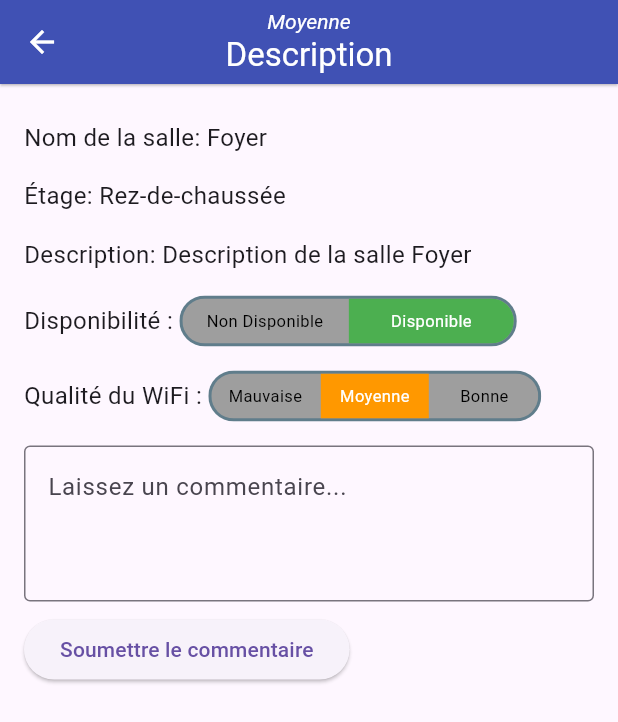
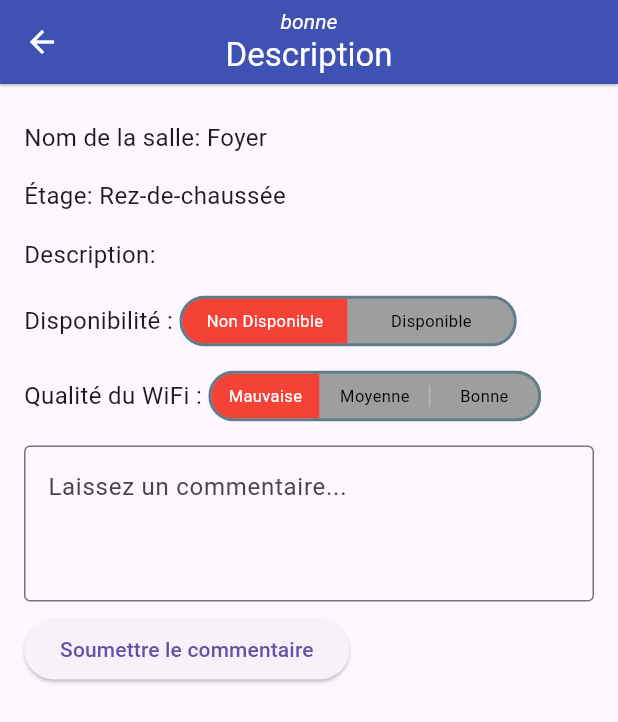
Before and after one commit to Lana487/projet_flutter, a Flutter app: the ChoixSallePage screen opened directly with sample values from the repository, after a tap on an icon or button, on a phone screen of 412 x 824 dp. Shown: the top 722 px of the screen. Run offline on Flutter 3.47's test engine with Material 3 defaults, Android fonts, the phone set to English and light mode, and no system bars; drawn by our look-alikes of toggle_switch; our stand-ins replace cloud_firestore, firebase_core; accounts and stored records are empty.

Commit message:
Modifications sur quelques aspects de codage

```diff
--- a/lib/choix_salle_page.dart
+++ b/lib/choix_salle_page.dart
@@ -38,7 +38,7 @@ class ChoixSallePage extends StatelessWidget {
         itemCount: etage.salles.length,
         itemBuilder: (context, index) {
           return ListTile(
-            title: Text("• ${etage.salles[index]}",
+            title: Text("• ${etage.salles[index].nom}",
                 style: const TextStyle(fontSize: 22, color: Colors.green)),
             onTap: () {
               Navigator.push(
@@ -46,13 +46,12 @@ class ChoixSallePage extends StatelessWidget {
                 MaterialPageRoute(
                     builder: (context) => SalleDetailPage(
                           salle: Salle(
-                            nom: etage.salles[index],
-                            etage: etage.nom,
-                            description:
-                                "Description de la salle ${etage.salles[index]}",
-                            disponibilite: "Disponible",
-                            qualiteWifi: "Moyenne",
+                            nom: etage.salles[index].nom,
+                            description: etage.salles[index].description,
+                            disponibilite: etage.salles[index].disponibilite,
+                            qualiteWifi:etage.salles[index].qualiteWifi,
                           ),
+                          nomEtage: etage.nom,
                         )),
               );
             },
--- a/lib/etage_salle.dart
+++ b/lib/etage_salle.dart
@@ -1,6 +1,8 @@
+import 'package:flutter_appchat/salle.dart';
+
 class Etage {
   final String nom;
-  final List<String> salles;
+  final List<Salle> salles;
 
   Etage({required this.nom, required this.salles});
 }
--- a/lib/main.dart
+++ b/lib/main.dart
@@ -3,6 +3,7 @@ import 'etage_salle.dart';
 import 'choix_salle_page.dart';
 import 'package:firebase_core/firebase_core.dart';
 import 'firebase_options.dart';
+import 'salle.dart';
 
 void main() async {
   WidgetsFlutterBinding.ensureInitialized();
@@ -13,12 +14,10 @@ void main() async {
 }
 // Liste d'étages pour l'exemple
 final List<Etage> etages = [
-  Etage(nom: "Rez-de-chaussée", salles: ["Foyer", "Administration IsFoGEP"]),
-  Etage(nom: "1er Étage", salles: ["Salles 100", "Hall d'entrée escaliers"]),
-  Etage(
-      nom: "2ème Étage",
-      salles: ["Salles 200", "Salles des profs", "Scolarité"]),
-  Etage(nom: "3ème Étage", salles: ["Salles 300", "Administration"]),
+  Etage(nom: "Rez-de-chaussée", salles: [Salle(nom: "Foyer", description:"", disponibilite: "disponible", qualiteWifi:"bonne"),  Salle(nom: "Administration IsFoGEP", description:"", disponibilite: "disponible", qualiteWifi: "Bonne")]),
+  Etage(nom: "1er Étage", salles: [Salle(nom: "Salles 100", description:"Salle de cours", disponibilite: "Disponible", qualiteWifi: "Moyenne"), Salle(nom: "Hall d'entrée escaliers", description: "", disponibilite: "Disponible", qualiteWifi: "Moyenne")]),
+  Etage(nom: "2ème Étage", salles: [Salle(nom: "Salles 200", description:" Salle de cours ", disponibilite: "Non Disponible", qualiteWifi: "Mauvaise"), Salle(nom: "Scolarité", description: "", disponibilite: "Disponible", qualiteWifi: "Moyenne"), Salle(nom: "Salles des profs", description: "", disponibilite: "Disponible", qualiteWifi: "Bonne")]),
+  Etage(nom: "3ème Étage", salles: [ Salle(nom: "Salles 300", description: "Salle de cours", disponibilite: "Disponible", qualiteWifi: "Moyenne"), Salle(nom: "Administration", description:"", disponibilite: "Disponible", qualiteWifi: "Bonne")]),
 ];
 
 
@@ -66,7 +65,7 @@ class MyApp extends StatelessWidget {
                       crossAxisAlignment: CrossAxisAlignment.start,
                       children: etages[index]
                           .salles
-                          .map((salle) => Text(salle))
+                          .map((salle) => Text(salle.nom))
                           .toList(),
                     ),
                   ),
--- a/lib/salle.dart
+++ b/lib/salle.dart
@@ -1,13 +1,11 @@
 class Salle {
   final String nom;
-  final String etage;
   final String description;
   final String disponibilite;
   final String qualiteWifi;
 
   Salle({
     required this.nom,
-    required this.etage,
     required this.description,
     required this.disponibilite,
     required this.qualiteWifi,
--- a/lib/salle_detail_page.dart
+++ b/lib/salle_detail_page.dart
@@ -4,8 +4,9 @@ import 'package:toggle_switch/toggle_switch.dart';
 
 class SalleDetailPage extends StatefulWidget {
   final Salle salle;
+  final String nomEtage;
 
-  const SalleDetailPage({super.key, required this.salle});
+  const SalleDetailPage({super.key, required this.salle,required this.nomEtage});
 
   @override
   SalleDetailPageState createState() => SalleDetailPageState();
@@ -69,7 +70,7 @@ class SalleDetailPageState extends State<SalleDetailPage> {
               ),
               Padding(
                 padding: const EdgeInsets.symmetric(vertical: 8.0),
-                child: Text("Étage: ${widget.salle.etage}",
+                child: Text("Étage: ${widget.nomEtage}",
                     style: const TextStyle(fontSize: 16)),
               ),
               Padding(
@@ -98,7 +99,7 @@ class SalleDetailPageState extends State<SalleDetailPage> {
                         [Colors.red],
                         [Colors.green]
                       ],
-                      labels: ['Non Disponible','Disponible'],
+                      labels: const ['Non Disponible','Disponible'],
                       fontSize: 11,
                     ),
                   ],
@@ -126,7 +127,7 @@ class SalleDetailPageState extends State<SalleDetailPage> {
                         [Colors.orange],
                         [Colors.green]
                       ],
-                      labels: ['Mauvaise','Moyenne','Bonne'],
+                      labels: const ['Mauvaise','Moyenne','Bonne'],
                       fontSize: 11,
                     ),
                   ],
```
